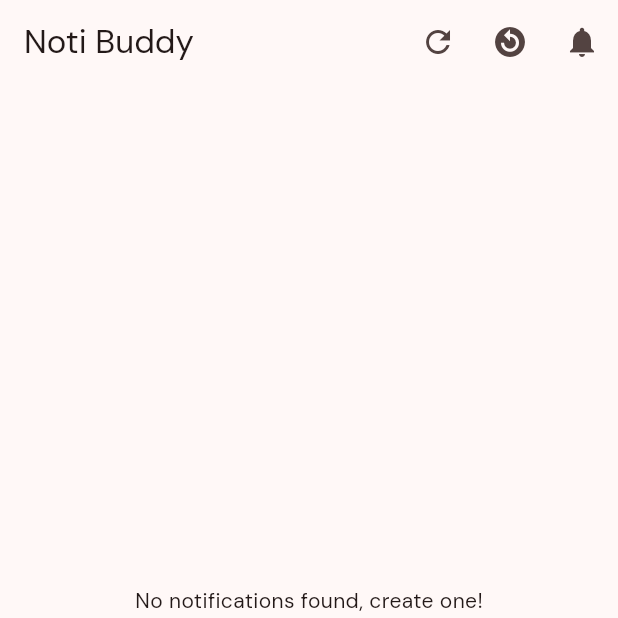
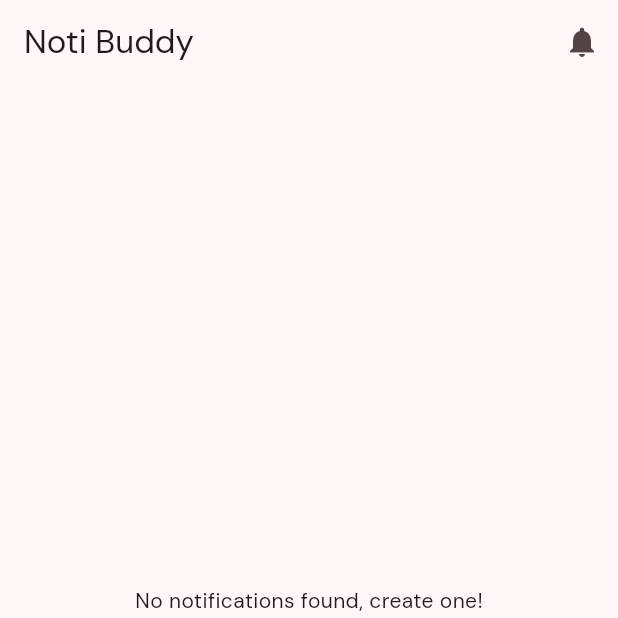
Before and after one commit to tomc128/noterly, a Flutter app: the screen it shows after launch, on a phone screen of 412 x 824 dp, the top half of it. Run offline on Flutter 3.47's test engine with Material 2 defaults, Android fonts, the phone set to English and light mode, and no system bars; drawn by our look-alikes of dynamic_color; our stand-ins replace flutter_local_notifications, google_fonts, timezone.

Commit message:
Prepared for new pages, fix black navbar

```diff
--- a/noti_buddy/lib/pages/main_page.dart
+++ b/noti_buddy/lib/pages/main_page.dart
@@ -1,9 +1,6 @@
-import 'dart:isolate';
-
 import 'package:flutter/material.dart';
-import 'package:noti_buddy/managers/app_manager.dart';
 import 'package:noti_buddy/managers/notification_manager.dart';
-import 'package:noti_buddy/widgets/notification_list.dart';
+import 'package:noti_buddy/pages/main_page/active_notifications_page.dart';
 
 import 'create_notification_page.dart';
 
@@ -17,6 +14,8 @@ class MainPage extends StatefulWidget {
 }
 
 class _MainPageState extends State<MainPage> {
+  int _selectedDestination = 0;
+
   @override
   void initState() {
     super.initState();
@@ -42,28 +41,16 @@ class _MainPageState extends State<MainPage> {
             label: 'Settings',
           ),
         ],
+        onDestinationSelected: (value) {
+          setState(() {
+            _selectedDestination = value;
+          });
+        },
+        selectedIndex: _selectedDestination,
       ),
       appBar: AppBar(
         title: const Text('Noti Buddy'),
         actions: [
-          IconButton(
-            onPressed: () async {
-              print('isolate name; ${Isolate.current.debugName}');
-              AppManager.instance.printItems();
-              setState(() {});
-              AppManager.instance.printItems();
-            },
-            icon: const Icon(Icons.refresh),
-          ),
-          IconButton(
-            onPressed: () async {
-              AppManager.instance.printItems();
-              AppManager.instance.fullUpdate();
-              setState(() {});
-              AppManager.instance.printItems();
-            },
-            icon: const Icon(Icons.replay_circle_filled_sharp),
-          ),
           IconButton(
             onPressed: () async {
               NotificationManager.instance.updateAllNotifications();
@@ -72,29 +59,34 @@ class _MainPageState extends State<MainPage> {
           ),
         ],
       ),
-      body: ValueListenableBuilder(
-        valueListenable: AppManager.instance.notifier,
-        builder: (context, value, child) {
-          print('Building list');
-          return NotificationList(
-            items: value,
-            onRefresh: () => setState(() {}),
-          );
-        },
-      ),
+      body: _getPage(_selectedDestination),
       floatingActionButton: FloatingActionButton(
         onPressed: () async {
-          await Navigator.of(context)
-              .push(
-                MaterialPageRoute(
-                  builder: (context) => const CreateNotificationPage(),
-                ),
-              )
-              .then((value) => setState(() {})); // Refresh the list
+          await Navigator.of(context).push(
+            MaterialPageRoute(
+              builder: (context) => const CreateNotificationPage(),
+            ),
+          );
+
+          setState(() {});
         },
-        tooltip: 'Add',
         child: const Icon(Icons.add),
       ),
     );
   }
+
+  Widget _getPage(int index) {
+    switch (index) {
+      case 0:
+        return ActiveNotificationsPage(
+          refresh: () => setState(() {}),
+        );
+      case 1:
+        return const Placeholder();
+      case 2:
+        return const Placeholder();
+      default:
+        return const Placeholder();
+    }
+  }
 }
--- /dev/null
+++ b/noti_buddy/lib/pages/main_page/active_notifications_page.dart
@@ -0,0 +1,25 @@
+import 'package:flutter/material.dart';
+import 'package:noti_buddy/managers/app_manager.dart';
+import 'package:noti_buddy/models/navigation_screen.dart';
+import 'package:noti_buddy/widgets/notification_list.dart';
+
+class ActiveNotificationsPage extends NavigationScreen {
+  const ActiveNotificationsPage({
+    super.key,
+    required Function refresh,
+  }) : super(refresh: refresh);
+
+  @override
+  Widget build(BuildContext context) {
+    return ValueListenableBuilder(
+      valueListenable: AppManager.instance.notifier,
+      builder: (context, value, child) {
+        print('Building list');
+        return NotificationList(
+          items: value,
+          onRefresh: () => refresh(),
+        );
+      },
+    );
+  }
+}
```
Also changed, not shown: noti_buddy/lib/main.dart (+4 -5 lines), noti_buddy/lib/models/navigation_screen.dart (added, +16 -0 lines), noti_buddy/lib/pages/main_page/archived_notifications_page.dart (added), noti_buddy/lib/pages/main_page/settings_page.dart (added).
